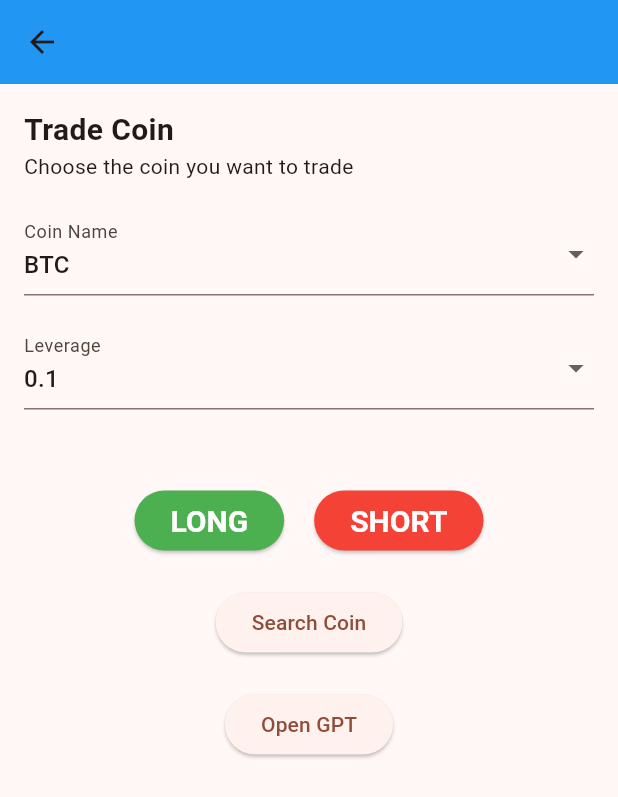
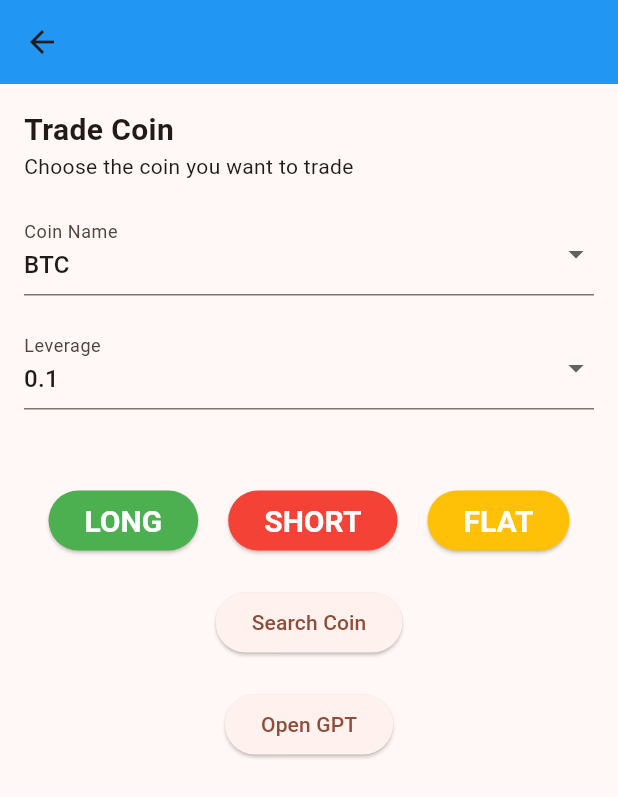
Before and after one commit to kunphonui/Sport41, a Flutter app: the Subnet8View screen opened directly, on a phone screen of 412 x 824 dp. Shown: the top 797 px of the screen. Run offline on Flutter 3.47's test engine with Material 3 defaults, Android fonts, the phone set to English and light mode, and no system bars; our stand-ins replace equatable, flutter_bloc.

Commit message:
update subnet 8 flat

```diff
--- a/lib/views/subnet_8_view.dart
+++ b/lib/views/subnet_8_view.dart
@@ -48,7 +48,7 @@ class TradeCoinScreen extends StatefulWidget {
 class _MyAppState extends State<TradeCoinScreen> {
   final _formKey = GlobalKey<FormState>();
   final _coins = ["BTC", "ETH", "SOL", "XRP", "DOGE"];
-  final _leverages = [0.1, 0.2, 0.3, 0.4, 0.5];
+  final _leverages = [0.01, 0.05, 0.1, 0.2, 0.3, 0.4, 0.5];
   var _chooseCoin = "BTC";
   var _chooseLeverage = 0.1;
 
@@ -161,6 +161,32 @@ class _MyAppState extends State<TradeCoinScreen> {
                       ),
                     ),
                   ),
+                  const SizedBox(width: 20),
+                  ElevatedButton(
+                    onPressed: () {
+                      if (_formKey.currentState?.validate() ?? false) {
+                        _formKey.currentState?.save();
+                      }
+                      context.read<TradeBloc>().add(UpdateTrade(
+                            coinName: _chooseCoin,
+                            leverage: _chooseLeverage,
+                            orderType: 'FLAT',
+                          ));
+                    },
+                    style: ElevatedButton.styleFrom(
+                      textStyle: const TextStyle(
+                          fontSize: 20,
+                          color: Colors.white,
+                          fontWeight: FontWeight.bold),
+                      backgroundColor: Colors.amber, // Background color
+                    ),
+                    child: const Text(
+                      'FLAT',
+                      style: TextStyle(
+                        color: Colors.white,
+                      ),
+                    ),
+                  ),
                 ],
               )),
               const SizedBox(height: 20),
```
